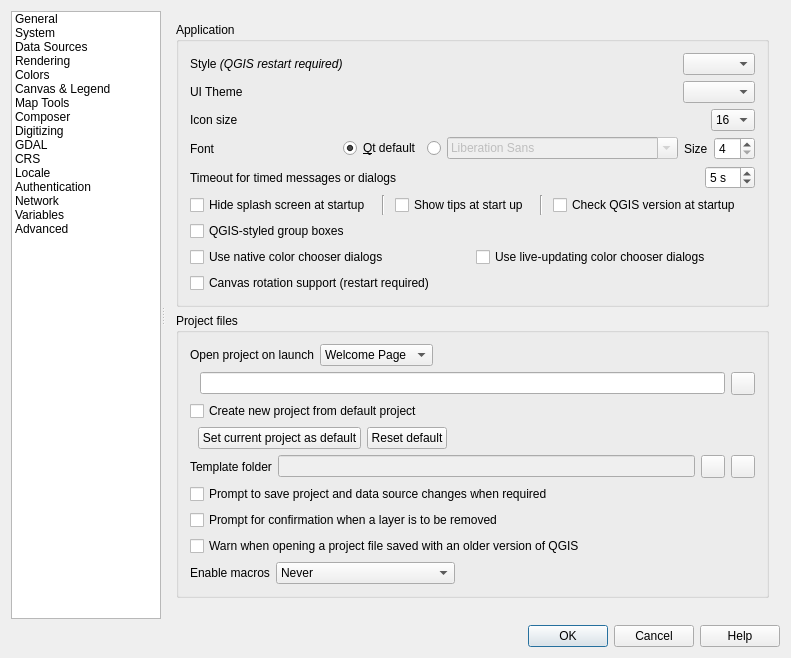
First picture: the form in src/ui/qgsoptionsbase.ui, repository qgis/QGIS, before the edit.
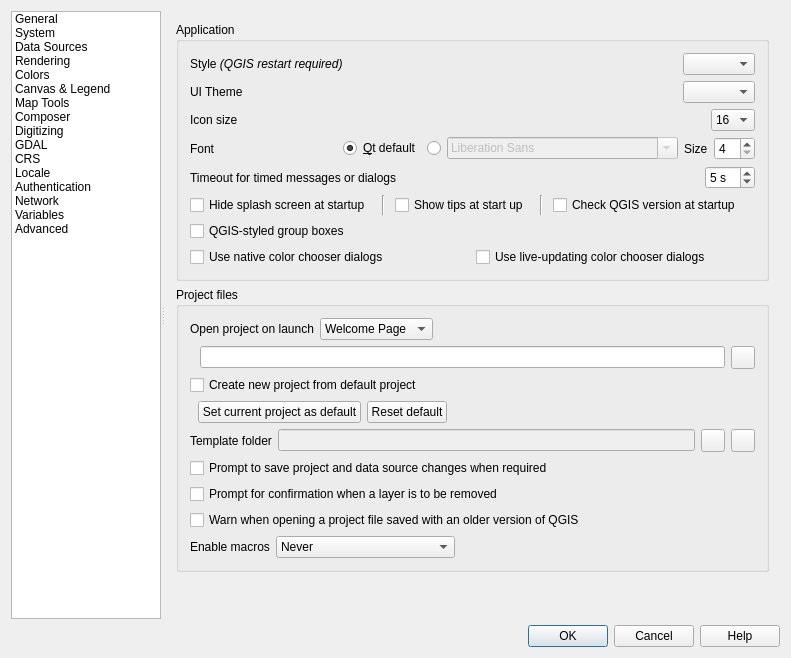
Second picture: the form after the edit. The open tabs and pages were chosen to show the change. Icons and pictures are not drawn. Custom widgets are drawn as their Qt base class.

Commit message: Remove canvas rotation option + API, now always enabled

```diff
--- a/src/ui/qgsoptionsbase.ui
+++ b/src/ui/qgsoptionsbase.ui
@@ -338,7 +338,7 @@
                 <x>0</x>
                 <y>0</y>
                 <width>723</width>
-                <height>670</height>
+                <height>640</height>
                </rect>
               </property>
               <layout class="QVBoxLayout" name="verticalLayout_28">
@@ -681,17 +681,6 @@
                     </item>
                    </layout>
                   </item>
-                  <item>
-                   <layout class="QHBoxLayout" name="horizontalLayout_32">
-                    <item>
-                     <widget class="QCheckBox" name="cbxCanvasRotation">
-                      <property name="text">
-                       <string>Canvas rotation support (restart required)</string>
-                      </property>
-                     </widget>
-                    </item>
-                   </layout>
-                  </item>
                  </layout>
                 </widget>
                </item>
```
Left out of the diff: 29 changed lines with no effect on the pictures. The commit also changes 6 other files.
